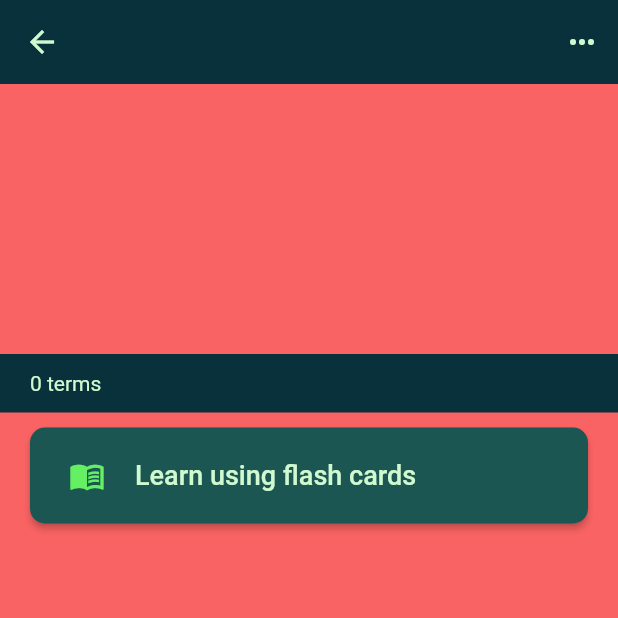
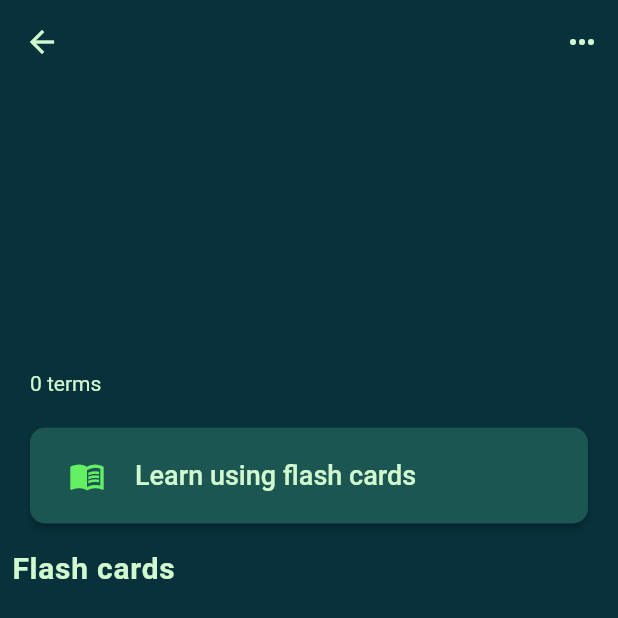
Before and after one commit to Desu1243/Fisher, a Flutter app: the CardsPage screen opened directly with empty values, on a phone screen of 412 x 824 dp. Shown: the top 618 px of the screen. Run offline on Flutter 3.47's test engine with Material 2 defaults, Android fonts, the phone set to English and light mode, and no system bars; our stand-ins replace flutter_spinkit; statements that could not run were skipped.

Commit message:
cards page

```diff
--- a/lib/pages/cards.dart
+++ b/lib/pages/cards.dart
@@ -1,3 +1,4 @@
+import 'package:fisher/models/FlashCard.dart';
 import 'package:fisher/models/FlashCardCollection.dart';
 import 'package:flutter/material.dart';
 
@@ -14,17 +15,18 @@ class _CardsPageState extends State<CardsPage> {
   Widget build(BuildContext context) {
     FlashCardCollection data = widget.collection;
     ColorScheme theme = Theme.of(context).colorScheme;
-    var showData = data.collection;
+    List<FlashCard> showData = data.collection.map((item)=>item).toList();
 
     return Scaffold(
-      backgroundColor: theme.error,
+      backgroundColor: theme.background,
       appBar: AppBar(
         foregroundColor: theme.secondary,
         backgroundColor: theme.background,
         elevation: 0,
         title: Text(data.title),
         actions: [
-          IconButton(onPressed: () {}, icon: const Icon(Icons.more_horiz_rounded))
+          IconButton(
+              onPressed: () {}, icon: const Icon(Icons.more_horiz_rounded))
         ],
       ),
       body: Column(
@@ -79,8 +81,7 @@ class _CardsPageState extends State<CardsPage> {
                         color: theme.secondary,
                         fontWeight: FontWeight.bold,
                         fontSize: 20,
-                        letterSpacing: 0.5
-                     ),
+                        letterSpacing: 0.5),
                   ),
                   Padding(
                     padding:
@@ -118,6 +119,55 @@ class _CardsPageState extends State<CardsPage> {
                     ]))
               ],
             ),
+          ),
+          Container(
+            color: theme.background,
+            child: Padding(
+              padding: const EdgeInsets.all(8.0),
+              child: Row(
+                children: [
+                  Text(
+                    "Flash cards",
+                    style: TextStyle(
+                        color: theme.secondary,
+                        fontWeight: FontWeight.bold,
+                        fontSize: 20,
+                        letterSpacing: 0.5),
+                  ),
+                ],
+              ),
+            ),
+          ),
+          Expanded(
+            child: ListView.builder(
+                itemCount: data.collection.length,
+                scrollDirection: Axis.vertical,
+                shrinkWrap: true,
+                itemBuilder: (context, index) => Card(
+                      color: theme.primary,
+                      margin: const EdgeInsets.symmetric(
+                          horizontal: 20, vertical: 8),
+                      shape: RoundedRectangleBorder(
+                          borderRadius: BorderRadius.circular(10)),
+                      child: SizedBox(
+                        height: 80,
+                        child: Padding(
+                          padding: const EdgeInsets.symmetric(horizontal: 18, vertical: 5),
+                          child: Column(
+                            crossAxisAlignment: CrossAxisAlignment.start,
+                            mainAxisAlignment: MainAxisAlignment.spaceEvenly,
+                            children: [
+                              Text(data.collection[index].term,
+                                  style: TextStyle(
+                                      color: theme.secondary, fontSize: 18)),
+                              Text(data.collection[index].definition,
+                                  style: TextStyle(
+                                      color: theme.secondary, fontSize: 18)),
+                            ],
+                          ),
+                        ),
+                      ),
+                    )),
           )
         ],
       ),
```
